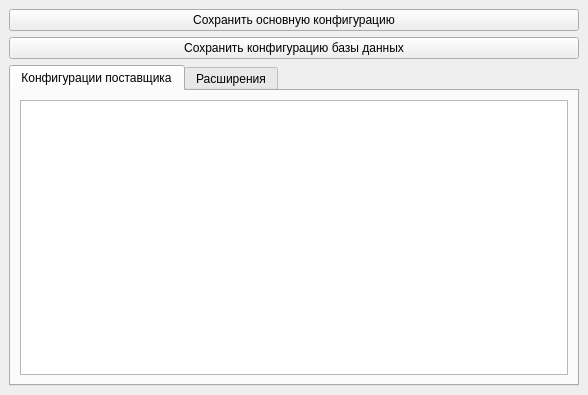
The window that src/gtool1cd/configurations_window.ui (e8tools/tool1cd) describes before a commit, drawn with Qt 5.
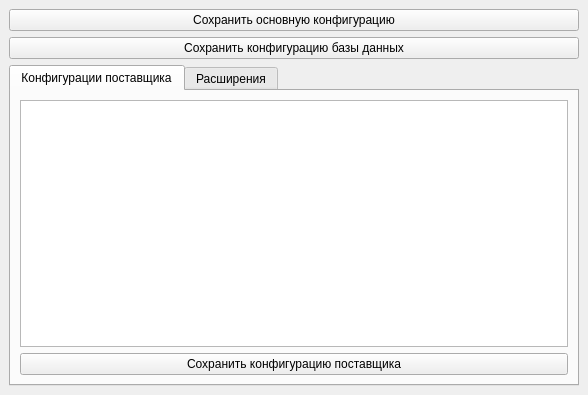
The same window after the commit.

Commit message: Сохранение конфигурации поставщика

What changed in the file:
```diff
--- a/src/gtool1cd/configurations_window.ui
+++ b/src/gtool1cd/configurations_window.ui
@@ -14,14 +14,6 @@
    <string>Tool 1CD</string>
   </property>
  <widget class="QWidget" name="centralWidget">
-  <property name="geometry">
-   <rect>
-    <x>0</x>
-    <y>0</y>
-    <width>400</width>
-    <height>372</height>
-   </rect>
-  </property>
   <property name="windowTitle">
    <string>Form</string>
   </property>
@@ -53,6 +45,13 @@
        <item>
         <widget class="QTableView" name="vendorsTable"/>
        </item>
+        <item>
+         <widget class="QPushButton" name="saveVendorConfigButton">
+          <property name="text">
+           <string>Сохранить конфигурацию поставщика</string>
+          </property>
+         </widget>
+        </item>
       </layout>
      </widget>
      <widget class="QWidget" name="extensionsTab">
```
Left out of the diff: 2 changed lines with no effect on the pictures. Lines whose indentation alone changed are shown as unchanged. The commit also changes 5 other files.
